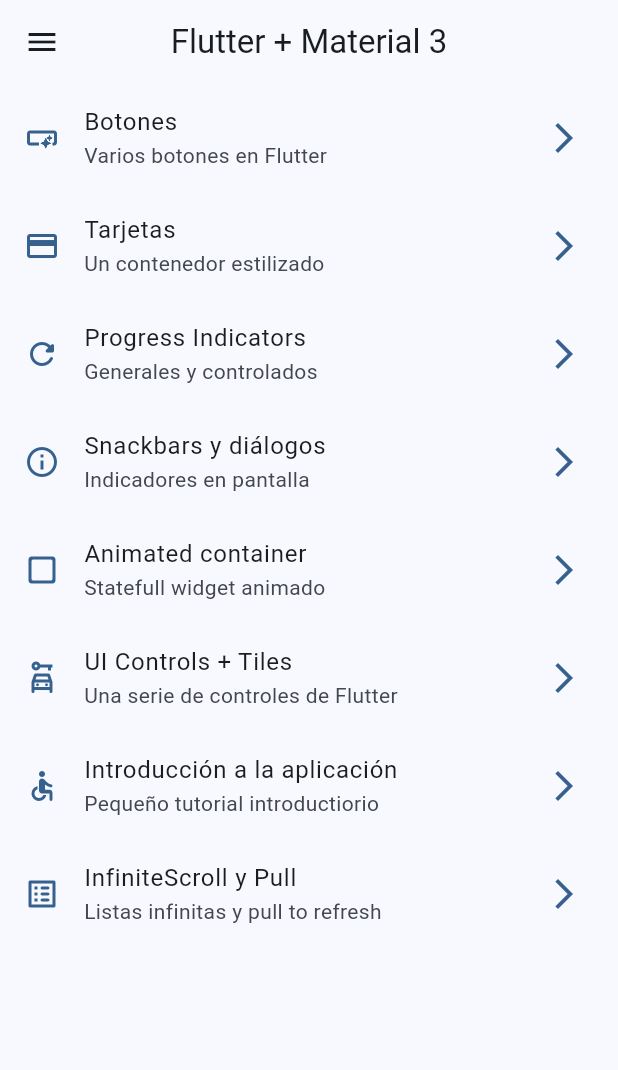
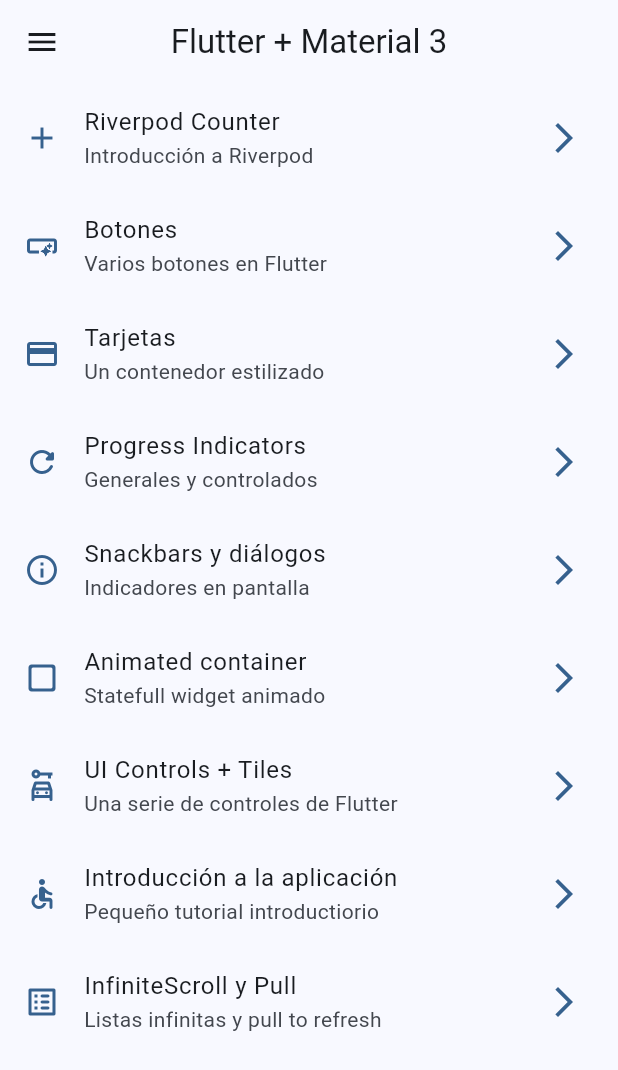
Before and after one commit to aortega46/widgets-app, a Flutter app: the screen it shows after launch, on a phone screen of 412 x 824 dp. Shown: the top 1070 px of the screen. Run offline on Flutter 3.47's test engine with Material 2 defaults, Android fonts, the phone set to English and light mode, and no system bars; our stand-ins replace animate_do, go_router.

Commit message:
riverpod screen

```diff
--- a/lib/config/menu/menu_items.dart
+++ b/lib/config/menu/menu_items.dart
@@ -15,6 +15,12 @@ class MenuItem {
 }
 
 const appMenuItems = <MenuItem>[
+  MenuItem(
+    title: 'Riverpod Counter',
+    subTitle: 'Introducción a Riverpod',
+    link: '/counter',
+    icon: Icons.add,
+  ),
   MenuItem(
     title: 'Botones',
     subTitle: 'Varios botones en Flutter',
--- a/lib/config/router/app_router.dart
+++ b/lib/config/router/app_router.dart
@@ -50,5 +50,10 @@ final appRouter = GoRouter(
       name: InfiniteScrollScreen.name,
       builder: (context, state) => const InfiniteScrollScreen(),
     ),
+    GoRoute(
+      path: '/counter',
+      name: CounterScreen.name,
+      builder: (context, state) => const CounterScreen(),
+    ),
   ],
 );
--- a/lib/presentation/screens/screens.dart
+++ b/lib/presentation/screens/screens.dart
@@ -2,6 +2,7 @@ export 'package:widgets_app/presentation/screens/animated/animated_screen.dart';
 export 'package:widgets_app/presentation/screens/app_tutorial/app_tutorial.dart';
 export 'package:widgets_app/presentation/screens/buttons/buttons_screen.dart';
 export 'package:widgets_app/presentation/screens/cards/cards_screen.dart';
+export 'package:widgets_app/presentation/screens/counter/counter_screen.dart';
 export 'package:widgets_app/presentation/screens/home/home_screen.dart';
 export 'package:widgets_app/presentation/screens/infinite_scroll/infinite_scroll.dart';
 export 'package:widgets_app/presentation/screens/progress/progress_screen.dart';
```
Also changed, not shown: lib/presentation/screens/counter/counter_screen.dart (added, +21 -0 lines).
